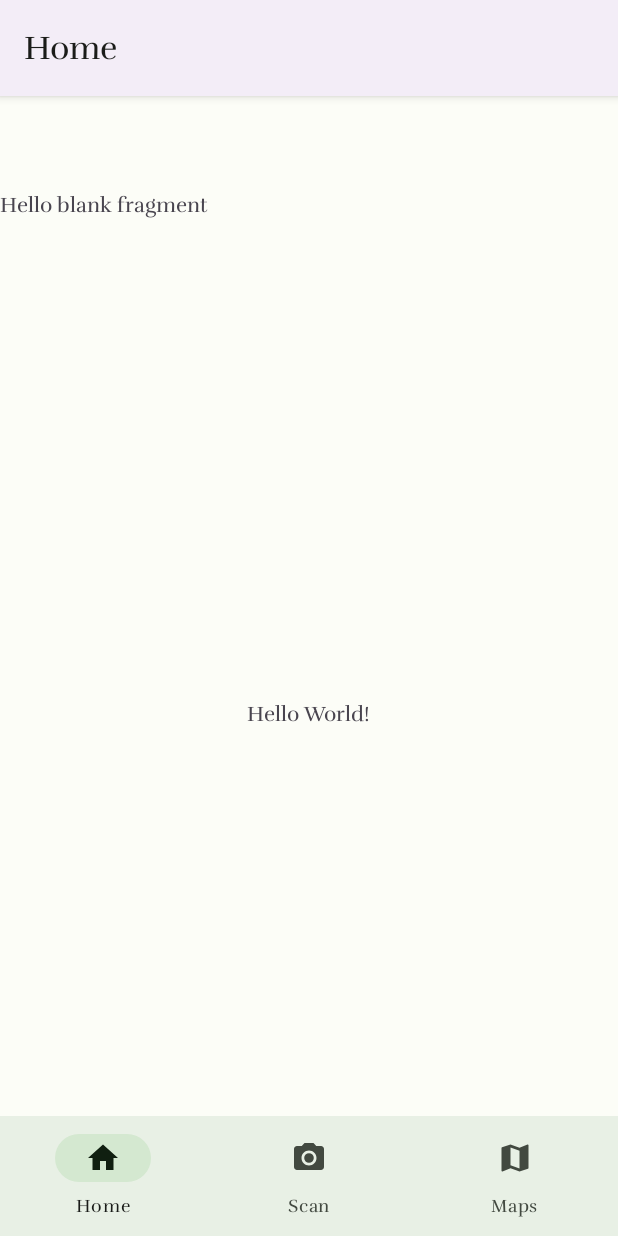
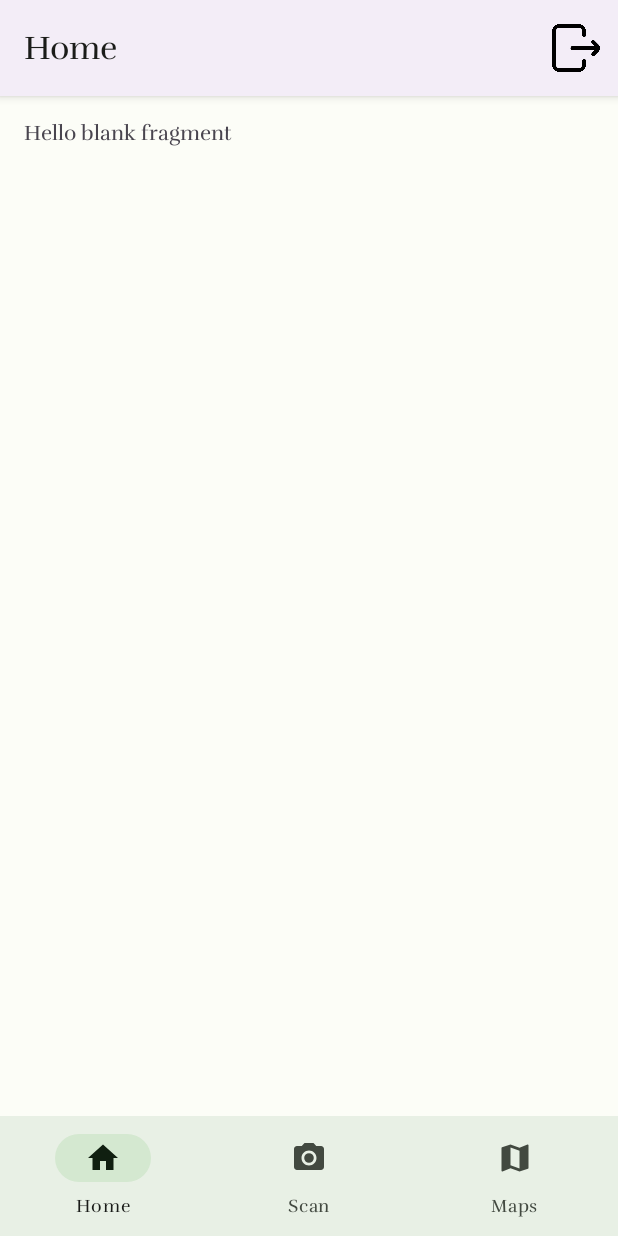
Before and after one commit to recraftify/Recraftify, an Android app: the HomeFragment screen opened directly, with no data from a screen before it, on a phone screen of 412 x 824 dp. Run offline under Robolectric (Android 15) with nearby library versions, the phone set to English and light mode, and no system bars; our stand-ins replace navigation-ui.

Commit message:
tambah logout

```diff
--- a/app/src/main/java/com/dicoding/recraftify/MainActivity.kt
+++ b/app/src/main/java/com/dicoding/recraftify/MainActivity.kt
@@ -3,6 +3,7 @@ package com.dicoding.recraftify
 import androidx.appcompat.app.AppCompatActivity
 import android.os.Bundle
 import androidx.navigation.findNavController
+import androidx.navigation.fragment.NavHostFragment
 import androidx.navigation.ui.AppBarConfiguration
 import androidx.navigation.ui.setupActionBarWithNavController
 import androidx.navigation.ui.setupWithNavController
@@ -17,7 +18,6 @@ class MainActivity : AppCompatActivity() {
         setContentView(binding.root)
 
         val navView: BottomNavigationView = findViewById(R.id.nav_view)
-
         val navController = findNavController(R.id.nav_host_fragment)
 
         val appBarConfiguration = AppBarConfiguration.Builder(
--- a/app/src/main/java/com/dicoding/recraftify/setting/ViewModelFactory.kt
+++ b/app/src/main/java/com/dicoding/recraftify/setting/ViewModelFactory.kt
@@ -8,6 +8,7 @@ import com.dicoding.recraftify.setting.di.Injection
 import com.dicoding.recraftify.ui.activity.login.LoginViewModel
 import com.dicoding.recraftify.ui.activity.signup.SignupViewModel
 import com.dicoding.recraftify.ui.activity.welcome.WelcomeViewModel
+import com.dicoding.recraftify.ui.fragment.home.HomeViewModel
 
 class ViewModelFactory(private val repository: Repository): ViewModelProvider.NewInstanceFactory() {
 
@@ -23,6 +24,9 @@ class ViewModelFactory(private val repository: Repository): ViewModelProvider.Ne
             modelClass.isAssignableFrom(LoginViewModel::class.java) -> {
                 LoginViewModel(repository) as T
             }
+            modelClass.isAssignableFrom(HomeViewModel::class.java) -> {
+                HomeViewModel(repository) as T
+            }
             else -> throw IllegalArgumentException("Unkown ViewModel class: "+modelClass.name)
         }
     }
--- a/app/src/main/java/com/dicoding/recraftify/ui/fragment/HomeFragment.kt
+++ /dev/null
@@ -1,60 +0,0 @@
-package com.dicoding.recraftify.ui.fragment
-
-import android.os.Bundle
-import androidx.fragment.app.Fragment
-import android.view.LayoutInflater
-import android.view.View
-import android.view.ViewGroup
-import com.dicoding.recraftify.R
-
-// TODO: Rename parameter arguments, choose names that match
-// the fragment initialization parameters, e.g. ARG_ITEM_NUMBER
-private const val ARG_PARAM1 = "param1"
-private const val ARG_PARAM2 = "param2"
-
-/**
- * A simple [Fragment] subclass.
- * Use the [HomeFragment.newInstance] factory method to
- * create an instance of this fragment.
- */
-class HomeFragment : Fragment() {
-    // TODO: Rename and change types of parameters
-    private var param1: String? = null
-    private var param2: String? = null
-
-    override fun onCreate(savedInstanceState: Bundle?) {
-        super.onCreate(savedInstanceState)
-        arguments?.let {
-            param1 = it.getString(ARG_PARAM1)
-            param2 = it.getString(ARG_PARAM2)
-        }
-    }
-
-    override fun onCreateView(
-        inflater: LayoutInflater, container: ViewGroup?,
-        savedInstanceState: Bundle?
-    ): View? {
-        // Inflate the layout for this fragment
-        return inflater.inflate(R.layout.fragment_home, container, false)
-    }
-
-    companion object {
-        /**
-         * Use this factory method to create a new instance of
-         * this fragment using the provided parameters.
-         *
-         * @param param1 Parameter 1.
-         * @param param2 Parameter 2.
-         * @return A new instance of fragment HomeFragment.
-         */
-        // TODO: Rename and change types and number of parameters
-        @JvmStatic
-        fun newInstance(param1: String, param2: String) =
-            HomeFragment().apply {
-                arguments = Bundle().apply {
-                    putString(ARG_PARAM1, param1)
-                    putString(ARG_PARAM2, param2)
-                }
-            }
-    }
-}
--- a/app/src/main/java/com/dicoding/recraftify/ui/fragment/ScanFragment.kt
+++ b/app/src/main/java/com/dicoding/recraftify/ui/fragment/ScanFragment.kt
@@ -10,7 +10,7 @@ import com.dicoding.recraftify.R
 // TODO: Rename parameter arguments, choose names that match
 // the fragment initialization parameters, e.g. ARG_ITEM_NUMBER
 private const val ARG_PARAM1 = "param1"
-private const val ARG_PARAM2 = "param2"
+const val ARG_PARAM2 = "param2"
 
 /**
  * A simple [Fragment] subclass.
--- /dev/null
+++ b/app/src/main/java/com/dicoding/recraftify/ui/fragment/home/HomeFragment.kt
@@ -0,0 +1,89 @@
+package com.dicoding.recraftify.ui.fragment.home
+
+import android.content.Intent
+import android.os.Bundle
+import android.view.LayoutInflater
+import android.view.Menu
+import android.view.MenuInflater
+import android.view.MenuItem
+import android.view.View
+import android.view.ViewGroup
+import androidx.appcompat.app.AlertDialog
+import androidx.fragment.app.Fragment
+import androidx.fragment.app.viewModels
+import com.dicoding.recraftify.R
+import com.dicoding.recraftify.setting.ViewModelFactory
+import com.dicoding.recraftify.ui.activity.welcome.WelcomeActivity
+import com.dicoding.recraftify.ui.fragment.ARG_PARAM2
+
+private const val ARG_PARAM1 = "param1"
+
+class HomeFragment : Fragment(), View.OnCreateContextMenuListener {
+    private var param1: String? = null
+    private var param2: String? = null
+    private val viewModel by viewModels<HomeViewModel> {
+        ViewModelFactory.getInstance(requireActivity())
+    }
+
+    override fun onCreate(savedInstanceState: Bundle?) {
+        super.onCreate(savedInstanceState)
+        arguments?.let {
+            param1 = it.getString(ARG_PARAM1)
+            param2 = it.getString(ARG_PARAM2)
+        }
+    }
+
+    override fun onCreateView(
+        inflater: LayoutInflater, container: ViewGroup?,
+        savedInstanceState: Bundle?
+    ): View? {
+        setHasOptionsMenu(true)
+        return inflater.inflate(R.layout.fragment_home, container, false)
+
+        viewModel.getSession().observe(requireActivity()){user ->
+            if(!user.isLogin){
+                startActivity(Intent(requireActivity(), WelcomeActivity::class.java))
+                activity?.finish()
+            }
+        }
+    }
+
+    override fun onCreateOptionsMenu(menu: Menu, inflater: MenuInflater) {
+        inflater.inflate(R.menu.app_bar, menu)
+        super.onCreateOptionsMenu(menu, inflater)
+    }
+
+    override fun onOptionsItemSelected(item: MenuItem): Boolean {
+        val id = item.itemId
+        if (id == R.id.logout){
+            AlertDialog.Builder(requireActivity()).apply {
+                setTitle("Logout!")
+                setMessage("Apakah anda yakin ingin logout?")
+                setPositiveButton("Lanjut") { _, _ ->
+                    viewModel.logout()
+                    viewModel.getSession().observe(requireActivity()){user ->
+                        if(!user.isLogin){
+                            startActivity(Intent(requireActivity(), WelcomeActivity::class.java))
+                            activity?.finish()
+                        }
+                    }
+                }
+                create()
+                show()
+            }
+            return true
+        }
+        return super.onOptionsItemSelected(item)
+    }
+
+    companion object {
+        @JvmStatic
+        fun getInstance(param1: String, param2: String) =
+            HomeFragment().apply {
+                arguments = Bundle().apply {
+                    putString(ARG_PARAM1, param1)
+                    putString(ARG_PARAM2, param2)
+                }
+            }
+    }
+}
--- a/app/src/main/res/layout/activity_main.xml
+++ b/app/src/main/res/layout/activity_main.xml
@@ -5,28 +5,17 @@
     android:layout_width="match_parent"
     android:layout_height="match_parent"
     android:id="@+id/container"
-    android:paddingTop="?attr/actionBarSize"
     tools:context=".MainActivity">
 
-    <TextView
-        android:layout_width="wrap_content"
-        android:layout_height="wrap_content"
-        android:text="Hello World!"
-        app:layout_constraintBottom_toBottomOf="parent"
-        app:layout_constraintEnd_toEndOf="parent"
-        app:layout_constraintStart_toStartOf="parent"
-        app:layout_constraintTop_toTopOf="parent" />
 
     <com.google.android.material.bottomnavigation.BottomNavigationView
         android:id="@+id/nav_view"
         android:layout_width="0dp"
         android:layout_height="wrap_content"
-        android:layout_marginStart="0dp"
-        android:layout_marginEnd="0dp"
         android:background="?android:attr/windowBackground"
         app:layout_constraintBottom_toBottomOf="parent"
-        app:layout_constraintLeft_toLeftOf="parent"
-        app:layout_constraintRight_toRightOf="parent"
+        app:layout_constraintStart_toStartOf="parent"
+        app:layout_constraintEnd_toEndOf="parent"
         app:menu="@menu/bottom_navigation" />
 
     <fragment
--- a/app/src/main/res/layout/fragment_home.xml
+++ b/app/src/main/res/layout/fragment_home.xml
@@ -3,12 +3,14 @@
     xmlns:tools="http://schemas.android.com/tools"
     android:layout_width="match_parent"
     android:layout_height="match_parent"
-    tools:context=".ui.fragment.HomeFragment">
+    tools:context=".ui.fragment.home.HomeFragment">
+
 
     <!-- TODO: Update blank fragment layout -->
     <TextView
         android:layout_width="match_parent"
         android:layout_height="match_parent"
-        android:text="@string/hello_blank_fragment" />
+        android:text="@string/hello_blank_fragment"
+        android:padding="16dp"/>
 
 </FrameLayout>
--- /dev/null
+++ b/app/src/main/res/menu/app_bar.xml
@@ -0,0 +1,11 @@
+<?xml version="1.0" encoding="utf-8"?>
+<menu xmlns:android="http://schemas.android.com/apk/res/android"
+    xmlns:app="http://schemas.android.com/apk/res-auto">
+
+    <item
+        android:id="@+id/logout"
+        android:icon="@drawable/logout"
+        android:title="@string/logout"
+        app:showAsAction="ifRoom"/>
+
+</menu>
--- a/app/src/main/res/navigation/navigation_fragment.xml
+++ b/app/src/main/res/navigation/navigation_fragment.xml
@@ -7,7 +7,7 @@
 
     <fragment
         android:id="@+id/navigation_home"
-        android:name="com.dicoding.recraftify.ui.fragment.HomeFragment"
+        android:name="com.dicoding.recraftify.ui.fragment.home.HomeFragment"
         android:label="@string/home"
         tools:layout="@layout/fragment_home" />
 
--- a/app/src/main/res/values/strings.xml
+++ b/app/src/main/res/values/strings.xml
@@ -15,4 +15,5 @@
     <string name="scan">Scan</string>
     <!-- TODO: Remove or change this placeholder text -->
     <string name="hello_blank_fragment">Hello blank fragment</string>
+    <string name="logout">logout</string>
 </resources>
```
Also changed, not shown: app/src/main/java/com/dicoding/recraftify/ui/fragment/home/HomeViewModel.kt (added, +21 -0 lines), app/src/main/res/drawable/logout.png (added).
